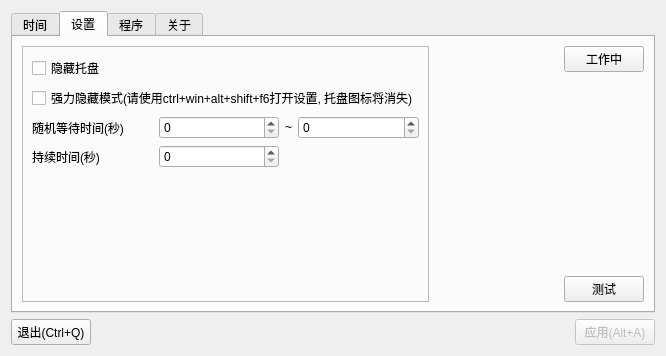
Qt form UIs/settings.ui (ZYOctopuszy/TimeTiper) before a commit.
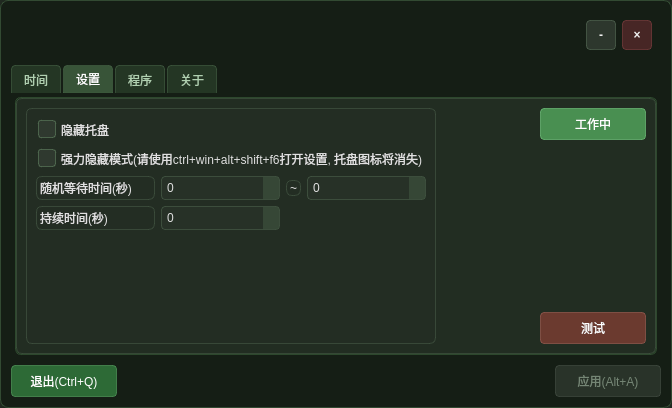
The same form after that commit. The open tabs and pages were chosen to show the change. Icons and pictures are not drawn.

What changed in the file:
```diff
--- a/UIs/settings.ui
+++ b/UIs/settings.ui
@@ -6,48 +6,230 @@
    <rect>
     <x>0</x>
     <y>0</y>
-    <width>666</width>
-    <height>356</height>
+    <width>672</width>
+    <height>408</height>
    </rect>
   </property>
   <property name="windowTitle">
    <string>TimeTiper</string>
   </property>
+  <property name="styleSheet">
+   <string notr="true">/* 基础设置 */
+* {
+    font-family: 'Microsoft YaHei', 'Segoe UI', sans-serif;
+    color: #e0e0e0;
+}
+
+/* 主窗口 */
+QWidget#Form {
+    background-color: rgba(20, 30, 20, 0.95);
+    border: 1px solid rgba(60, 90, 60, 0.7);
+    border-radius: 8px;
+}
+
+/* 标签页容器 */
+QTabWidget::pane {
+    border: 1px solid rgba(50, 80, 50, 0.8);
+    background: rgba(30, 50, 30, 0.85);
+    border-radius: 6px;
+    margin: 4px;
+}
+
+/* 标签页标签 */
+QTabBar::tab {
+    background: rgba(40, 60, 40, 0.8);
+    border: 1px solid rgba(70, 100, 70, 0.6);
+    border-bottom: none;
+    color: #b0d0b0;
+    padding: 6px 12px;
+    border-top-left-radius: 4px;
+    border-top-right-radius: 4px;
+    margin-right: 2px;
+}
+
+QTabBar::tab:selected {
+    background: rgba(60, 90, 60, 0.9);
+    color: white;
+    border-bottom: 1px solid rgba(60, 90, 60, 0.9);
+}
+
+QTabBar::tab:hover {
+    background: rgba(80, 110, 80, 0.8);
+    color: white;
+}
+
+/* 按钮基础样式 */
+QPushButton {
+    background-color: rgba(50, 120, 60, 0.85);
+    color: white;
+    border: 1px solid rgba(80, 150, 90, 0.7);
+    border-radius: 4px;
+    padding: 6px 12px;
+    min-width: 80px;
+}
+
+QPushButton:hover {
+    background-color: rgba(70, 140, 80, 0.9);
+    border-color: rgba(100, 170, 110, 0.8);
+}
+
+QPushButton:pressed {
+    background-color: rgba(30, 100, 40, 0.9);
+}
+
+QPushButton:disabled {
+    background-color: rgba(50, 60, 50, 0.7);
+    color: rgba(150, 170, 150, 0.7);
+    border-color: rgba(70, 80, 70, 0.6);
+}
+
+/* 特殊按钮样式 */
+QPushButton#is_active {
+    background-color: rgba(80, 160, 90, 0.85);
+    border-color: rgba(110, 190, 120, 0.7);
+}
+
+QPushButton#is_active:hover {
+    background-color: rgba(100, 180, 110, 0.9);
+}
+
+QPushButton#test_button {
+    background-color: rgba(120, 60, 50, 0.85);
+    border-color: rgba(150, 90, 80, 0.7);
+}
+
+QPushButton#test_button:hover {
+    background-color: rgba(140, 80, 70, 0.9);
+}
+
+/* 列表和文本编辑框 */
+QListWidget, QTextEdit {
+    background-color: rgba(40, 50, 40, 0.8);
+    border: 1px solid rgba(70, 90, 70, 0.7);
+    border-radius: 4px;
+    padding: 4px;
+    color: #e0e0e0;
+    selection-background-color: rgba(60, 120, 70, 0.7);
+    selection-color: white;
+}
+
+/* 复选框 */
+QCheckBox {
+    background: transparent;
+    padding: 2px;
+    spacing: 5px;
+}
+
+QCheckBox::indicator {
+    width: 16px;
+    height: 16px;
+    border: 1px solid rgba(90, 120, 90, 0.7);
+    border-radius: 3px;
+    background: rgba(50, 60, 50, 0.8);
+}
+
+QCheckBox::indicator:checked {
+    background: rgba(60, 130, 70, 0.9);
+    image: url(:/icons/checkmark.png);
+}
+
+QCheckBox:hover {
+    background-color: rgba(70, 80, 70, 0.3);
+}
+
+/* 数值输入框 */
+QSpinBox {
+    background-color: rgba(40, 50, 40, 0.8);
+    border: 1px solid rgba(70, 90, 70, 0.7);
+    border-radius: 4px;
+    padding: 3px;
+    color: #e0e0e0;
+}
+
+QSpinBox::up-button, QSpinBox::down-button {
+    width: 16px;
+    border: none;
+    background: rgba(60, 80, 60, 0.7);
+}
+
+QSpinBox::up-button:hover, QSpinBox::down-button:hover {
+    background: rgba(80, 100, 80, 0.8);
+}
+
+/* 框架样式 */
+QFrame {
+    background-color: rgba(35, 45, 35, 0.8);
+    border: 1px solid rgba(70, 90, 70, 0.6);
+    border-radius: 6px;
+}
+
+/* 标签样式 */
+QLabel {
+    background: transparent;
+}
+
+/* 关于页大标题 */
+QLabel#label {
+    color: rgba(100, 220, 120, 0.9);
+    text-shadow: 1px 1px 2px rgba(0, 10, 0, 0.3);
+}
+
+/* 分隔线 */
+QFrame[frameShape=&quot;4&quot;], QFrame[frameShape=&quot;5&quot;] {
+    background-color: rgba(70, 90, 70, 0.6);
+}
+
+/* 滚动条 */
+QScrollBar:vertical {
+    background: rgba(40, 50, 40, 0.5);
+    width: 10px;
+    margin: 0px;
+}
+
+QScrollBar::handle:vertical {
+    background: rgba(80, 120, 80, 0.6);
+    min-height: 20px;
+    border-radius: 5px;
+}
+
+QScrollBar::add-line:vertical, QScrollBar::sub-line:vertical {
+    background: none;
+}
+
+/* 工具提示 */
+QToolTip {
+    background-color: rgba(40, 50, 40, 0.95);
+    color: #e0e0e0;
+    border: 1px solid rgba(70, 100, 70, 0.8);
+    border-radius: 3px;
+    padding: 3px;
+}
+
+/* 添加按钮(+) */
+QPushButton[text=&quot;+&quot;], 
+QPushButton[text=&quot;添加&quot;] {
+    background-color: rgba(70, 150, 80, 0.9);
+}
+
+/* 删除按钮(-) */
+QPushButton[text=&quot;-&quot;], 
+QPushButton[text=&quot;删除&quot;] {
+    background-color: rgba(150, 70, 60, 0.9);
+}
+
+/* 应用按钮特殊样式 */
+QPushButton[text=&quot;应用(Alt+A)&quot;] {
+    background-color: rgba(80, 140, 90, 0.9);
+    font-weight: bold;
+}
+
+/* 退出按钮特殊样式 */
+QPushButton[text=&quot;退出(Ctrl+Q)&quot;] {
+    background-color: rgba(120, 60, 50, 0.85);
+}</string>
+  </property>
   <layout class="QGridLayout" name="gridLayout">
-   <item row="1" column="1">
-    <spacer name="horizontalSpacer_3">
-     <property name="orientation">
-      <enum>Qt::Orientation::Horizontal</enum>
-     </property>
-     <property name="sizeHint" stdset="0">
-      <size>
-       <width>40</width>
-       <height>20</height>
-      </size>
-     </property>
-    </spacer>
-   </item>
-   <item row="1" column="2">
-    <widget class="QPushButton" name="apply_button">
-     <property name="enabled">
-      <bool>false</bool>
-     </property>
-     <property name="toolTip">
-      <string>一些设置更改后要应用才会保存</string>
-     </property>
-     <property name="text">
-      <string>应用(Alt+A)</string>
-     </property>
-    </widget>
-   </item>
-   <item row="1" column="0">
-    <widget class="QPushButton" name="exit_button">
-     <property name="text">
-      <string>退出(Ctrl+Q)</string>
-     </property>
-    </widget>
-   </item>
-   <item row="0" column="0" colspan="3">
+   <item row="1" column="0" colspan="2">
     <widget class="QTabWidget" name="tabWidget">
      <property name="currentIndex">
       <number>0</number>
@@ -107,6 +289,9 @@
        </item>
        <item row="5" column="2">
         <widget class="QPushButton" name="edit_button">
+         <property name="styleSheet">
+          <string notr="true"/>
+         </property>
          <property name="text">
           <string>修改</string>
          </property>
@@ -163,6 +348,12 @@
        </item>
        <item row="0" column="0" rowspan="3">
         <widget class="QFrame" name="frame">
+         <property name="sizePolicy">
+          <sizepolicy hsizetype="Preferred" vsizetype="Preferred">
+           <horstretch>0</horstretch>
+           <verstretch>0</verstretch>
+          </sizepolicy>
+         </property>
          <property name="frameShape">
           <enum>QFrame::Shape::StyledPanel</enum>
          </property>
@@ -170,16 +361,6 @@
           <enum>QFrame::Shadow::Raised</enum>
          </property>
          <layout class="QGridLayout" name="gridLayout_7">
-          <item row="0" column="0" colspan="4">
-           <widget class="QCheckBox" name="if_tray_hide">
-            <property name="toolTip">
-             <string>将托盘图标设置为透明图片</string>
-            </property>
-            <property name="text">
-             <string>隐藏托盘</string>
-            </property>
-           </widget>
-          </item>
           <item row="3" column="0">
            <widget class="QLabel" name="label_5">
             <property name="toolTip">
@@ -190,31 +371,35 @@
             </property>
            </widget>
           </item>
-          <item row="2" column="2">
-           <widget class="QLabel" name="label_4">
-            <property name="sizePolicy">
-             <sizepolicy hsizetype="Fixed" vsizetype="Fixed">
-              <horstretch>0</horstretch>
-              <verstretch>0</verstretch>
-             </sizepolicy>
+          <item row="0" column="0" colspan="4">
+           <widget class="QCheckBox" name="if_tray_hide">
+            <property name="toolTip">
+             <string>将托盘图标设置为透明图片</string>
             </property>
             <property name="text">
-             <string>~</string>
+             <string>隐藏托盘                                                                                      </string>
             </property>
            </widget>
           </item>
-          <item row="2" column="1">
-           <widget class="QSpinBox" name="a">
+          <item row="2" column="3">
+           <widget class="QSpinBox" name="b">
             <property name="toolTip">
-             <string>延迟最小值</string>
+             <string>延迟最大值</string>
             </property>
             <property name="maximum">
              <number>999999999</number>
             </property>
            </widget>
           </item>
+          <item row="1" column="0" colspan="4">
+           <widget class="QCheckBox" name="if_strong_hide">
+            <property name="text">
+             <string>强力隐藏模式(请使用ctrl+win+alt+shift+f6打开设置, 托盘图标将消失)</string>
+            </property>
+           </widget>
+          </item>
           <item row="4" column="0" colspan="4">
-           <spacer name="verticalSpacer_3">
+           <spacer name="verticalSpacer_2">
             <property name="orientation">
              <enum>Qt::Orientation::Vertical</enum>
             </property>
@@ -226,16 +411,6 @@
             </property>
            </spacer>
           </item>
-          <item row="2" column="3">
-           <widget class="QSpinBox" name="b">
-            <property name="toolTip">
-             <string>延迟最大值</string>
-            </property>
-            <property name="maximum">
-             <number>999999999</number>
-            </property>
-           </widget>
-          </item>
           <item row="3" column="1">
            <widget class="QSpinBox" name="hold_seconds">
             <property name="maximum">
@@ -253,10 +428,26 @@
             </property>
            </widget>
           </item>
-          <item row="1" column="0" colspan="4">
-           <widget class="QCheckBox" name="if_strong_hide">
+          <item row="2" column="2">
+           <widget class="QLabel" name="label_4">
+            <property name="sizePolicy">
+             <sizepolicy hsizetype="Fixed" vsizetype="Fixed">
+              <horstretch>0</horstretch>
+              <verstretch>0</verstretch>
+             </sizepolicy>
+            </property>
             <property name="text">
-             <string>强力隐藏模式(请使用ctrl+win+alt+shift+f6打开设置, 托盘图标将消失)</string>
+             <string>~</string>
+            </property>
+           </widget>
+          </item>
+          <item row="2" column="1">
+           <widget class="QSpinBox" name="a">
+            <property name="toolTip">
+             <string>延迟最小值</string>
+            </property>
+            <property name="maximum">
+             <number>999999999</number>
             </property>
            </widget>
           </item>
@@ -274,7 +465,7 @@
         </widget>
        </item>
        <item row="0" column="1" rowspan="3">
-        <spacer name="horizontalSpacer">
+        <spacer name="horizontalSpacer_2">
          <property name="orientation">
           <enum>Qt::Orientation::Horizontal</enum>
          </property>
@@ -331,19 +522,6 @@
              </property>
             </widget>
            </item>
-           <item row="0" column="1">
-            <spacer name="verticalSpacer_2">
-             <property name="orientation">
-              <enum>Qt::Orientation::Vertical</enum>
-             </property>
-             <property name="sizeHint" stdset="0">
-              <size>
-               <width>20</width>
-               <height>40</height>
-              </size>
-             </property>
-            </spacer>
-           </item>
            <item row="0" column="0" rowspan="5">
             <widget class="QListWidget" name="for_kill_list"/>
            </item>
@@ -400,7 +578,7 @@
             </font>
            </property>
            <property name="text">
-            <string>那刻夏！</string>
+            <string>   那刻夏！</string>
            </property>
            <property name="alignment">
             <set>Qt::AlignmentFlag::AlignCenter</set>
@@ -436,6 +614,121 @@
      </widget>
     </widget>
    </item>
+   <item row="2" column="1" alignment="Qt::AlignmentFlag::AlignRight">
+    <widget class="QPushButton" name="apply_button">
+     <property name="enabled">
+      <bool>false</bool>
+     </property>
+     <property name="toolTip">
+      <string>一些设置更改后要应用才会保存</string>
+     </property>
+     <property name="text">
+      <string>应用(Alt+A)</string>
+     </property>
+    </widget>
+   </item>
+   <item row="2" column="0" alignment="Qt::AlignmentFlag::AlignLeft">
+    <widget class="QPushButton" name="exit_button">
+     <property name="text">
+      <string>退出(Ctrl+Q)</string>
+     </property>
+    </widget>
+   </item>
+   <item row="0" column="1" alignment="Qt::AlignmentFlag::AlignRight">
+    <widget class="QWidget" name="widget" native="true">
+     <property name="sizePolicy">
+      <sizepolicy hsizetype="Preferred" vsizetype="Preferred">
+       <horstretch>0</horstretch>
+       <verstretch>0</verstretch>
+      </sizepolicy>
+     </property>
+     <layout class="QGridLayout" name="gridLayout_10">
+      <item row="2" column="1" alignment="Qt::AlignmentFlag::AlignRight">
+       <widget class="QPushButton" name="minimize_button">
+        <property name="styleSheet">
+         <string notr="true">/* 最小化按钮样式 - 暗色主题与绿色调协调 */
+QPushButton#minimize_button {
+    background-color: rgba(50, 60, 50, 0.85);  /* 深绿色调背景 */
+    border: 1px solid rgba(80, 100, 80, 0.7);  /* 浅绿色边框 */
+    border-radius: 4px;
+    color: #f0f0f0;
+    padding: 4px;
+    min-width: 20px;
+    max-width: 20px;
+    min-height: 20px;
+    max-height: 20px;
+    font-weight: bold;
+    qproperty-text: &quot;-&quot;;  /* 使用下划线作为最小化符号 */
+}
+
+/* 悬停状态 - 增强绿色调 */
+QPushButton#minimize_button:hover {
+    background-color: rgba(70, 90, 70, 0.9);
+    border-color: rgba(100, 130, 100, 0.8);
+}
+
+/* 按下状态 */
+QPushButton#minimize_button:pressed {
+    background-color: rgba(90, 110, 90, 0.9);
+    border-color: rgba(120, 150, 120, 0.8);
+}
+
+/* 禁用状态 */
+QPushButton#minimize_button:disabled {
+    background-color: rgba(50, 60, 50, 0.6);
+    border-color: rgba(70, 80, 70, 0.5);
+    color: rgba(180, 180, 180, 0.5);
+}</string>
+        </property>
+        <property name="text">
+         <string>-</string>
+        </property>
+       </widget>
+      </item>
+      <item row="2" column="2" alignment="Qt::AlignmentFlag::AlignRight">
+       <widget class="QPushButton" name="close_button">
+        <property name="styleSheet">
+         <string notr="true">QPushButton#close_button {
+    background-color: rgba(80, 40, 40, 0.85);  /* 深红褐色背景 */
+    border: 1px solid rgba(120, 60, 60, 0.7);  /* 红褐色边框 */
+    border-radius: 4px;
+    color: #f0f0f0;
+    padding: 4px;
+    min-width: 20px;
+    max-width: 20px;
+    min-height: 20px;
+    max-height: 20px;
+    font-weight: bold;
+    qproperty-text: &quot;×&quot;;  /* 使用乘号作为关闭符号 */
+}
+
+/* 悬停状态 - 增强红色调但仍保持协调 */
+QPushButton#close_button:hover {
+    background-color: rgba(120, 60, 60, 0.9);
+    border-color: rgba(150, 80, 80, 0.8);
+}
+
+/* 按下状态 */
+QPushButton#close_button:pressed {
+    background-color: rgba(150, 70, 70, 0.9);
+    border-color: rgba(180, 90, 90, 0.8);
+}
+
+/* 禁用状态 */
+QPushButton#close_button:disabled {
+    background-color: rgba(60, 50, 50, 0.6);
+    border-color: rgba(80, 70, 70, 0.5);
+    color: rgba(180, 180, 180, 0.5);
+}</string>
+        </property>
+        <property name="text">
+         <string>×</string>
+        </property>
+       </widget>
+      </item>
+     </layout>
+    </widget>
+   </item>
   </layout>
  </widget>
  <tabstops>
```
Left out of the diff: 4 changed lines with no effect on the pictures.
